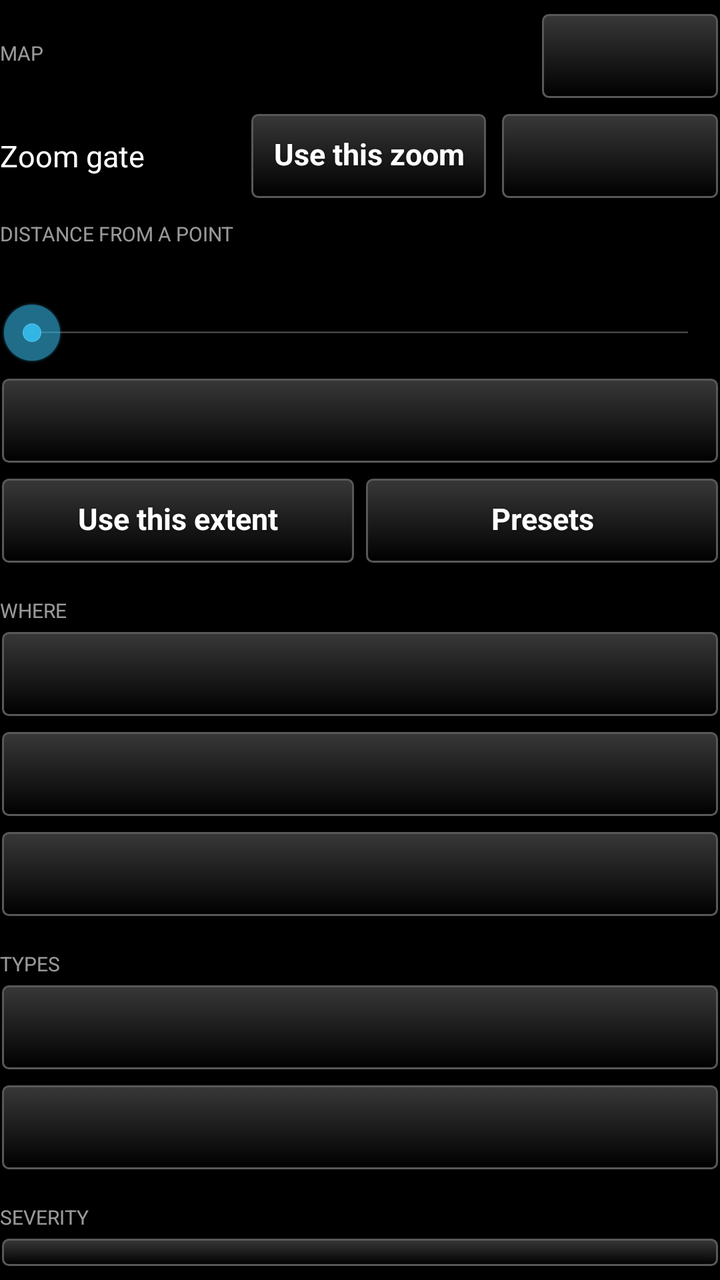
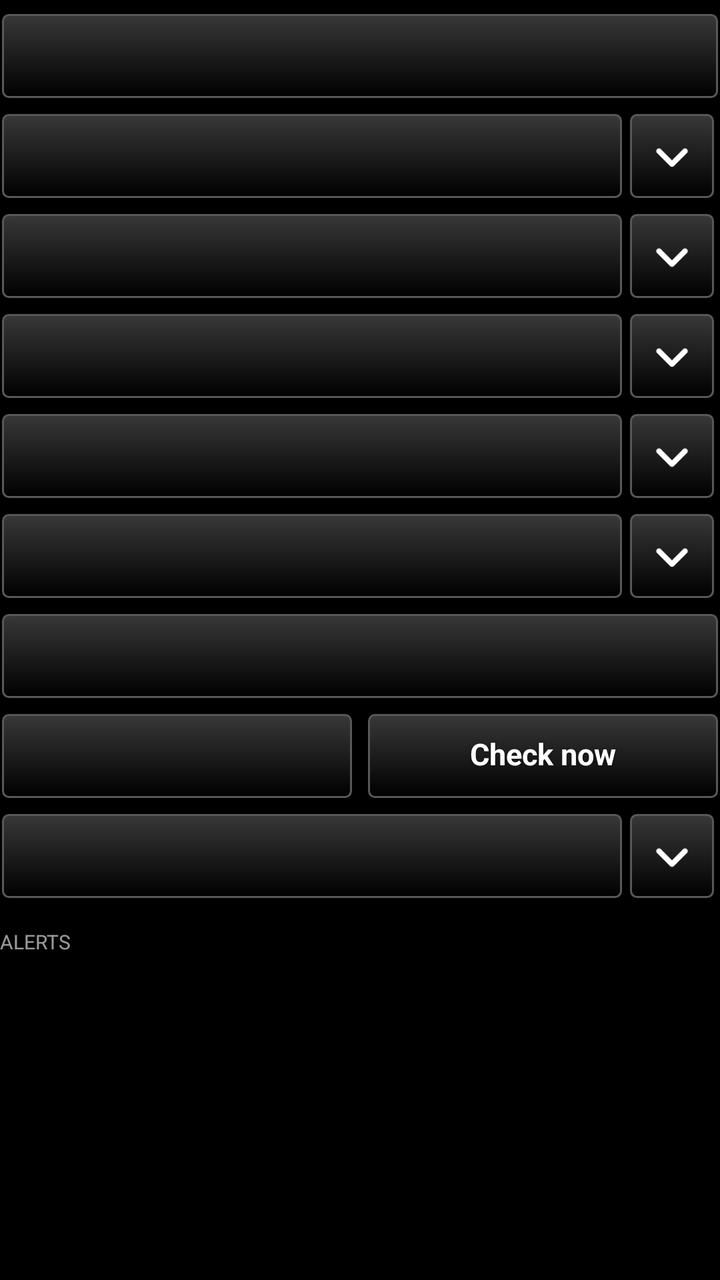

An Android layout rendered at two revisions. The XML below is the earlier revision; the diff shows what the commit changed to produce the second picture.
<!-- AndroidManifest.xml: application theme AppTheme -->
<!-- res/layout/controls_header.xml -->
<?xml version="1.0" encoding="utf-8"?>
<LinearLayout xmlns:android="http://schemas.android.com/apk/res/android"
    android:layout_width="match_parent"
    android:layout_height="wrap_content"
    android:orientation="vertical">

    
    <LinearLayout
        android:layout_width="match_parent"
        android:layout_height="wrap_content"
        android:orientation="horizontal"
        android:gravity="center_vertical"
        android:paddingTop="6dp">

        <TextView
            style="@style/TakwerxSectionHeading"
            android:layout_width="0dp"
            android:layout_weight="1"
            android:layout_height="wrap_content"
            android:paddingTop="0dp"
            android:text="@string/heading_map" />

        <Button
            android:id="@+id/btn_all"
            style="@style/TakwerxButton"
            android:layout_width="wrap_content"
            android:layout_height="wrap_content"
            android:minWidth="90dp" />
    </LinearLayout>

    
    <LinearLayout
        android:layout_width="match_parent"
        android:layout_height="wrap_content"
        android:orientation="horizontal"
        android:gravity="center_vertical"
        android:paddingTop="6dp">

        <TextView
            android:layout_width="0dp"
            android:layout_weight="1"
            android:layout_height="wrap_content"
            android:textSize="15sp"
            android:textColor="@color/white"
            android:text="@string/zoom_gate" />

        <Button
            android:id="@+id/btn_use_zoom"
            style="@style/TakwerxButton"
            android:layout_width="wrap_content"
            android:layout_height="wrap_content"
            android:minWidth="72dp"
            android:text="@string/use_this_zoom" />

        <Button
            android:id="@+id/btn_gate"
            style="@style/TakwerxButton"
            android:layout_width="wrap_content"
            android:layout_height="wrap_content"
            android:layout_marginLeft="6dp"
            android:minWidth="110dp" />
    </LinearLayout>

    
    <TextView
        style="@style/TakwerxSectionHeading"
        android:layout_width="match_parent"
        android:layout_height="wrap_content"
        android:text="@string/heading_distance" />

    <TextView
        android:id="@+id/scope_label"
        android:layout_width="match_parent"
        android:layout_height="wrap_content"
        android:textSize="13sp"
        android:textColor="@color/white" />

    <SeekBar
        android:id="@+id/scope_seek"
        android:layout_width="match_parent"
        android:layout_height="wrap_content"
        android:minHeight="44dp"
        android:max="50" />

    <Button
        android:id="@+id/btn_scope_from"
        style="@style/TakwerxButton"
        android:layout_width="match_parent"
        android:layout_height="wrap_content" />

    <LinearLayout
        android:layout_width="match_parent"
        android:layout_height="wrap_content"
        android:orientation="horizontal"
        android:layout_marginTop="6dp"
        android:layout_marginBottom="6dp">

        <Button
            android:id="@+id/btn_scope_extent"
            style="@style/TakwerxButton"
            android:layout_width="0dp"
            android:layout_weight="1"
            android:layout_height="wrap_content"
            android:text="@string/use_this_extent" />

        <Button
            android:id="@+id/btn_scope_presets"
            style="@style/TakwerxButton"
            android:layout_width="0dp"
            android:layout_weight="1"
            android:layout_height="wrap_content"
            android:layout_marginLeft="4dp"
            android:text="@string/presets" />
    </LinearLayout>

    
    <Button
        android:id="@+id/btn_map_key"
        style="@style/TakwerxButton"
        android:layout_width="match_parent"
        android:layout_height="wrap_content"
        android:layout_marginTop="6dp"
        android:visibility="gone"
        android:text="@string/map_key_show" />

    <LinearLayout
        android:id="@+id/map_key"
        android:layout_width="match_parent"
        android:layout_height="wrap_content"
        android:orientation="vertical"
        android:paddingTop="6dp"
        android:paddingLeft="4dp"
        android:visibility="gone" />

    <TextView
        style="@style/TakwerxSectionHeading"
        android:layout_width="match_parent"
        android:layout_height="wrap_content"
        android:text="@string/heading_where" />

    <Button
        android:id="@+id/btn_regions"
        style="@style/TakwerxButton"
        android:layout_width="match_parent"
        android:layout_height="wrap_content"
        android:layout_marginBottom="6dp" />

    <Button
        android:id="@+id/btn_states"
        style="@style/TakwerxButton"
        android:layout_width="match_parent"
        android:layout_height="wrap_content"
        android:layout_marginBottom="6dp" />

    <Button
        android:id="@+id/btn_counties"
        style="@style/TakwerxButton"
        android:layout_width="match_parent"
        android:layout_height="wrap_content"
        android:layout_marginBottom="6dp" />

    <TextView
        style="@style/TakwerxSectionHeading"
        android:layout_width="match_parent"
        android:layout_height="wrap_content"
        android:text="@string/heading_types" />

    <Button
        android:id="@+id/btn_categories"
        style="@style/TakwerxButton"
        android:layout_width="match_parent"
        android:layout_height="wrap_content"
        android:layout_marginBottom="6dp" />

    <Button
        android:id="@+id/btn_events"
        style="@style/TakwerxButton"
        android:layout_width="match_parent"
        android:layout_height="wrap_content"
        android:layout_marginBottom="6dp" />

    <TextView
        style="@style/TakwerxSectionHeading"
        android:layout_width="match_parent"
        android:layout_height="wrap_content"
        android:text="@string/heading_severity" />

    <Button
        android:id="@+id/btn_severity"
        style="@style/TakwerxButton"
        android:layout_width="match_parent"
        android:layout_height="wrap_content"
        android:layout_marginBottom="6dp" />

    <TextView
        style="@style/TakwerxSectionHeading"
        android:layout_width="match_parent"
        android:layout_height="wrap_content"
        android:text="@string/heading_updates" />

    <Button
        android:id="@+id/btn_interval"
        style="@style/TakwerxButton"
        android:layout_width="match_parent"
        android:layout_height="wrap_content" />

    <Button
        android:id="@+id/btn_refresh"
        style="@style/TakwerxButton"
        android:layout_width="match_parent"
        android:layout_height="wrap_content"
        android:layout_marginTop="6dp"
        android:text="@string/refresh_now" />

    
    <TextView
        style="@style/TakwerxSectionHeading"
        android:layout_width="match_parent"
        android:layout_height="wrap_content"
        android:text="@string/heading_notifications" />

    <Button
        android:id="@+id/btn_notify"
        style="@style/TakwerxButton"
        android:layout_width="match_parent"
        android:layout_height="wrap_content"
        android:layout_marginBottom="6dp" />

    <Button
        android:id="@+id/btn_notify_severity"
        style="@style/TakwerxButton"
        android:layout_width="match_parent"
        android:layout_height="wrap_content"
        android:layout_marginBottom="6dp" />

    <Button
        android:id="@+id/btn_notify_where"
        style="@style/TakwerxButton"
        android:layout_width="match_parent"
        android:layout_height="wrap_content"
        android:layout_marginBottom="6dp" />

    <Button
        android:id="@+id/btn_notify_updates"
        style="@style/TakwerxButton"
        android:layout_width="match_parent"
        android:layout_height="wrap_content" />

    <TextView
        android:id="@+id/alerts_heading"
        style="@style/TakwerxSectionHeading"
        android:layout_width="match_parent"
        android:layout_height="wrap_content"
        android:paddingTop="14dp"
        android:text="@string/heading_alerts" />

</LinearLayout>
<!-- resources referenced by this layout -->
<resources>
  <color name="white">#ffffff</color>
  <string name="heading_alerts">Alerts</string>
  <string name="heading_distance">Distance from a point</string>
  <string name="heading_map">Map</string>
  <string name="heading_notifications">Notifications</string>
  <string name="heading_severity">Severity</string>
  <string name="heading_types">Types</string>
  <string name="heading_updates">Updates</string>
  <string name="heading_where">Where</string>
  <string name="map_key_show">Show map key</string>
  <string name="presets">Presets</string>
  <string name="refresh_now">Check now</string>
  <string name="use_this_extent">Use this extent</string>
  <string name="use_this_zoom">Use this zoom</string>
  <string name="zoom_gate">Zoom gate</string>
  <style name="TakwerxButton" parent="@style/darkButton">
          <item name="android:paddingLeft">12dp</item>
          <item name="android:paddingRight">12dp</item>
          <item name="android:paddingTop">6dp</item>
          <item name="android:paddingBottom">8dp</item>
          <item name="android:minHeight">44dp</item>
          <item name="android:minWidth">0dp</item>
          <item name="android:textSize">15sp</item>
          <item name="android:singleLine">true</item>
          <item name="android:ellipsize">end</item>
      </style>
  <style name="TakwerxSectionHeading">
          <item name="android:textSize">10sp</item>
          <item name="android:textAllCaps">true</item>
          <item name="android:textColor">@color/white</item>
          <item name="android:alpha">0.6</item>
          <item name="android:paddingTop">10dp</item>
          <item name="android:paddingBottom">3dp</item>
      </style>
  <style name="AppTheme" parent="@android:style/Theme.Holo">
          <item name="android:buttonStyle">@android:style/Widget.Button</item>
          <item name="android:imageButtonStyle">@android:style/Widget.Button</item>
          <item name="android:buttonStyleToggle">@android:style/Widget.Button</item>
          <item name="android:spinnerStyle">@style/ATAKSpinner</item>
          <item name="android:spinnerItemStyle">@style/ATAKSpinnerItem</item>
          <item name="android:editTextStyle">@style/ATAKEditText</item>
      </style>
  <style name="ATAKSpinner" parent="@android:style/Widget.Spinner">
          <item name="android:spinnerMode">dialog</item>
      </style>
  <style name="ATAKSpinnerItem">
          <item name="android:textColor">@android:color/white</item>
          <item name="android:dropDownVerticalOffset">0dip</item>
          <item name="android:dropDownHorizontalOffset">0dip</item>
          <item name="android:dropDownWidth">wrap_content</item>
          <item name="android:gravity">left|center_vertical</item>
      </style>
  <style name="ATAKEditText" parent="@android:style/Widget.EditText">
          
          
  
          
          <item name="android:imeOptions">flagNoFullscreen</item>
      </style>
  <color name="darker_gray">#121212</color>
  <dimen name="fontSize">14sp</dimen>
  <!-- drawable new_dark_button_disabled (drawable) -->
  <?xml version="1.0" encoding="utf-8"?>
  <layer-list xmlns:android="http://schemas.android.com/apk/res/android">
      <item android:bottom="1dp" android:right="1dp" android:left="1dp" android:top="1dp">
          <shape android:shape="rectangle">
              <corners android:radius="3dp" />
              <stroke
                  android:width="1dp"
                  android:color="#484848" />
              <solid android:color="#484848" />
          </shape>
      </item>
  </layer-list>
  <!-- unchanged entries left out for length: 4 -->
</resources>

<!-- the commit's change to res/layout/controls_header.xml (unified diff, before → after) -->
@@ -5,246 +5,364 @@
     android:orientation="vertical">
 
     
-    <LinearLayout
-        android:layout_width="match_parent"
-        android:layout_height="wrap_content"
-        android:orientation="horizontal"
-        android:gravity="center_vertical"
-        android:paddingTop="6dp">
+    <Button
+        android:id="@+id/btn_all"
+        style="@style/TakwerxButton"
+        android:layout_width="match_parent"
+        android:layout_height="wrap_content"
+        android:layout_marginTop="6dp" />
+
+    
+    <LinearLayout
+        android:id="@+id/fold_gate_row"
+        android:layout_width="match_parent"
+        android:layout_height="wrap_content"
+        android:orientation="horizontal"
+        android:gravity="center_vertical"
+        android:layout_marginTop="6dp">
+
+        <Button
+            android:id="@+id/fold_gate_head"
+            style="@style/TakwerxButton"
+            android:layout_width="0dp"
+            android:layout_weight="1"
+            android:layout_height="wrap_content" />
+
+        <ImageButton
+            android:id="@+id/fold_gate_chev"
+            style="@style/TakwerxIconButton"
+            android:layout_width="44dp"
+            android:layout_weight="0"
+            android:contentDescription="@string/show_settings"
+            android:src="@drawable/ic_expand" />
+    </LinearLayout>
+
+    <LinearLayout
+        android:id="@+id/fold_gate_body"
+        android:layout_width="match_parent"
+        android:layout_height="wrap_content"
+        android:orientation="vertical"
+        android:paddingLeft="8dp"
+        android:paddingTop="4dp"
+        android:visibility="gone">
+
+        <LinearLayout
+            android:layout_width="match_parent"
+            android:layout_height="wrap_content"
+            android:orientation="horizontal">
+
+            <Button
+                android:id="@+id/btn_use_zoom"
+                style="@style/TakwerxButton"
+                android:layout_width="0dp"
+                android:layout_weight="1"
+                android:layout_height="wrap_content"
+                android:text="@string/use_this_zoom" />
+
+            <Button
+                android:id="@+id/btn_gate"
+                style="@style/TakwerxButton"
+                android:layout_width="0dp"
+                android:layout_weight="1"
+                android:layout_height="wrap_content"
+                android:layout_marginLeft="6dp" />
+        </LinearLayout>
+    </LinearLayout>
+
+    <LinearLayout
+        android:id="@+id/fold_scope_row"
+        android:layout_width="match_parent"
+        android:layout_height="wrap_content"
+        android:orientation="horizontal"
+        android:gravity="center_vertical"
+        android:layout_marginTop="6dp">
+
+        <Button
+            android:id="@+id/fold_scope_head"
+            style="@style/TakwerxButton"
+            android:layout_width="0dp"
+            android:layout_weight="1"
+            android:layout_height="wrap_content" />
+
+        <ImageButton
+            android:id="@+id/fold_scope_chev"
+            style="@style/TakwerxIconButton"
+            android:layout_width="44dp"
+            android:layout_weight="0"
+            android:contentDescription="@string/show_settings"
+            android:src="@drawable/ic_expand" />
+    </LinearLayout>
+
+    <LinearLayout
+        android:id="@+id/fold_scope_body"
+        android:layout_width="match_parent"
+        android:layout_height="wrap_content"
+        android:orientation="vertical"
+        android:paddingLeft="8dp"
+        android:paddingTop="4dp"
+        android:visibility="gone">
 
         <TextView
-            style="@style/TakwerxSectionHeading"
-            android:layout_width="0dp"
-            android:layout_weight="1"
-            android:layout_height="wrap_content"
-            android:paddingTop="0dp"
-            android:text="@string/heading_map" />
-
-        <Button
-            android:id="@+id/btn_all"
-            style="@style/TakwerxButton"
-            android:layout_width="wrap_content"
-            android:layout_height="wrap_content"
-            android:minWidth="90dp" />
+            android:id="@+id/scope_label"
+            android:layout_width="match_parent"
+            android:layout_height="wrap_content"
+            android:textSize="13sp"
+            android:textColor="@color/white" />
+
+        <SeekBar
+            android:id="@+id/scope_seek"
+            android:layout_width="match_parent"
+            android:layout_height="wrap_content"
+            android:minHeight="44dp"
+            android:max="50" />
+
+        <Button
+            android:id="@+id/btn_scope_from"
+            style="@style/TakwerxButton"
+            android:layout_width="match_parent"
+            android:layout_height="wrap_content" />
+
+        <LinearLayout
+            android:layout_width="match_parent"
+            android:layout_height="wrap_content"
+            android:orientation="horizontal"
+            android:layout_marginTop="6dp">
+
+            <Button
+                android:id="@+id/btn_scope_extent"
+                style="@style/TakwerxButton"
+                android:layout_width="0dp"
+                android:layout_weight="1"
+                android:layout_height="wrap_content"
+                android:text="@string/use_this_extent" />
+
+            <Button
+                android:id="@+id/btn_scope_presets"
+                style="@style/TakwerxButton"
+                android:layout_width="0dp"
+                android:layout_weight="1"
+                android:layout_height="wrap_content"
+                android:layout_marginLeft="4dp"
+                android:text="@string/presets" />
+        </LinearLayout>
     </LinearLayout>
 
     
     <LinearLayout
-        android:layout_width="match_parent"
-        android:layout_height="wrap_content"
-        android:orientation="horizontal"
-        android:gravity="center_vertical"
-        android:paddingTop="6dp">
-
-        <TextView
-            android:layout_width="0dp"
-            android:layout_weight="1"
-            android:layout_height="wrap_content"
-            android:textSize="15sp"
-            android:textColor="@color/white"
-            android:text="@string/zoom_gate" />
-
-        <Button
-            android:id="@+id/btn_use_zoom"
-            style="@style/TakwerxButton"
-            android:layout_width="wrap_content"
-            android:layout_height="wrap_content"
-            android:minWidth="72dp"
-            android:text="@string/use_this_zoom" />
-
-        <Button
-            android:id="@+id/btn_gate"
-            style="@style/TakwerxButton"
-            android:layout_width="wrap_content"
-            android:layout_height="wrap_content"
-            android:layout_marginLeft="6dp"
-            android:minWidth="110dp" />
-    </LinearLayout>
-
-    
-    <TextView
-        style="@style/TakwerxSectionHeading"
-        android:layout_width="match_parent"
-        android:layout_height="wrap_content"
-        android:text="@string/heading_distance" />
-
-    <TextView
-        android:id="@+id/scope_label"
-        android:layout_width="match_parent"
-        android:layout_height="wrap_content"
-        android:textSize="13sp"
-        android:textColor="@color/white" />
-
-    <SeekBar
-        android:id="@+id/scope_seek"
-        android:layout_width="match_parent"
-        android:layout_height="wrap_content"
-        android:minHeight="44dp"
-        android:max="50" />
-
-    <Button
-        android:id="@+id/btn_scope_from"
-        style="@style/TakwerxButton"
-        android:layout_width="match_parent"
-        android:layout_height="wrap_content" />
-
-    <LinearLayout
-        android:layout_width="match_parent"
-        android:layout_height="wrap_content"
-        android:orientation="horizontal"
-        android:layout_marginTop="6dp"
-        android:layout_marginBottom="6dp">
-
-        <Button
-            android:id="@+id/btn_scope_extent"
-            style="@style/TakwerxButton"
-            android:layout_width="0dp"
-            android:layout_weight="1"
-            android:layout_height="wrap_content"
-            android:text="@string/use_this_extent" />
-
-        <Button
-            android:id="@+id/btn_scope_presets"
-            style="@style/TakwerxButton"
-            android:layout_width="0dp"
-            android:layout_weight="1"
-            android:layout_height="wrap_content"
-            android:layout_marginLeft="4dp"
-            android:text="@string/presets" />
-    </LinearLayout>
-
-    
-    <Button
-        android:id="@+id/btn_map_key"
-        style="@style/TakwerxButton"
-        android:layout_width="match_parent"
-        android:layout_height="wrap_content"
-        android:layout_marginTop="6dp"
-        android:visibility="gone"
-        android:text="@string/map_key_show" />
+        android:id="@+id/fold_key_row"
+        android:layout_width="match_parent"
+        android:layout_height="wrap_content"
+        android:orientation="horizontal"
+        android:gravity="center_vertical"
+        android:layout_marginTop="6dp">
+
+        <Button
+            android:id="@+id/btn_map_key"
+            style="@style/TakwerxButton"
+            android:layout_width="0dp"
+            android:layout_weight="1"
+            android:layout_height="wrap_content" />
+
+        <ImageButton
+            android:id="@+id/fold_key_chev"
+            style="@style/TakwerxIconButton"
+            android:layout_width="44dp"
+            android:layout_weight="0"
+            android:contentDescription="@string/show_settings"
+            android:src="@drawable/ic_expand" />
+    </LinearLayout>
 
     <LinearLayout
         android:id="@+id/map_key"
         android:layout_width="match_parent"
         android:layout_height="wrap_content"
         android:orientation="vertical"
-        android:paddingTop="6dp"
-        android:paddingLeft="4dp"
-        android:visibility="gone" />
-
-    <TextView
-        style="@style/TakwerxSectionHeading"
-        android:layout_width="match_parent"
-        android:layout_height="wrap_content"
-        android:text="@string/heading_where" />
-
-    <Button
-        android:id="@+id/btn_regions"
-        style="@style/TakwerxButton"
-        android:layout_width="match_parent"
-        android:layout_height="wrap_content"
-        android:layout_marginBottom="6dp" />
-
-    <Button
-        android:id="@+id/btn_states"
-        style="@style/TakwerxButton"
-        android:layout_width="match_parent"
-        android:layout_height="wrap_content"
-        android:layout_marginBottom="6dp" />
-
-    <Button
-        android:id="@+id/btn_counties"
-        style="@style/TakwerxButton"
-        android:layout_width="match_parent"
-        android:layout_height="wrap_content"
-        android:layout_marginBottom="6dp" />
-
-    <TextView
-        style="@style/TakwerxSectionHeading"
-        android:layout_width="match_parent"
-        android:layout_height="wrap_content"
-        android:text="@string/heading_types" />
-
-    <Button
-        android:id="@+id/btn_categories"
-        style="@style/TakwerxButton"
-        android:layout_width="match_parent"
-        android:layout_height="wrap_content"
-        android:layout_marginBottom="6dp" />
-
-    <Button
-        android:id="@+id/btn_events"
-        style="@style/TakwerxButton"
-        android:layout_width="match_parent"
-        android:layout_height="wrap_content"
-        android:layout_marginBottom="6dp" />
-
-    <TextView
-        style="@style/TakwerxSectionHeading"
-        android:layout_width="match_parent"
-        android:layout_height="wrap_content"
-        android:text="@string/heading_severity" />
+        android:paddingLeft="8dp"
+        android:paddingTop="4dp"
+        android:visibility="gone">
+
+    </LinearLayout>
+
+    <LinearLayout
+        android:id="@+id/fold_where_row"
+        android:layout_width="match_parent"
+        android:layout_height="wrap_content"
+        android:orientation="horizontal"
+        android:gravity="center_vertical"
+        android:layout_marginTop="6dp">
+
+        <Button
+            android:id="@+id/fold_where_head"
+            style="@style/TakwerxButton"
+            android:layout_width="0dp"
+            android:layout_weight="1"
+            android:layout_height="wrap_content" />
+
+        <ImageButton
+            android:id="@+id/fold_where_chev"
+            style="@style/TakwerxIconButton"
+            android:layout_width="44dp"
+            android:layout_weight="0"
+            android:contentDescription="@string/show_settings"
+            android:src="@drawable/ic_expand" />
+    </LinearLayout>
+
+    <LinearLayout
+        android:id="@+id/fold_where_body"
+        android:layout_width="match_parent"
+        android:layout_height="wrap_content"
+        android:orientation="vertical"
+        android:paddingLeft="8dp"
+        android:paddingTop="4dp"
+        android:visibility="gone">
+
+        <Button
+            android:id="@+id/btn_regions"
+            style="@style/TakwerxButton"
+            android:layout_width="match_parent"
+            android:layout_height="wrap_content"
+            android:layout_marginBottom="6dp" />
+        <Button
+            android:id="@+id/btn_states"
+            style="@style/TakwerxButton"
+            android:layout_width="match_parent"
+            android:layout_height="wrap_content"
+            android:layout_marginBottom="6dp" />
+        <Button
+            android:id="@+id/btn_counties"
+            style="@style/TakwerxButton"
+            android:layout_width="match_parent"
+            android:layout_height="wrap_content" />
+    </LinearLayout>
+
+    <LinearLayout
+        android:id="@+id/fold_types_row"
+        android:layout_width="match_parent"
+        android:layout_height="wrap_content"
+        android:orientation="horizontal"
+        android:gravity="center_vertical"
+        android:layout_marginTop="6dp">
+
+        <Button
+            android:id="@+id/fold_types_head"
+            style="@style/TakwerxButton"
+            android:layout_width="0dp"
+            android:layout_weight="1"
+            android:layout_height="wrap_content" />
+
+        <ImageButton
+            android:id="@+id/fold_types_chev"
+            style="@style/TakwerxIconButton"
+            android:layout_width="44dp"
+            android:layout_weight="0"
+            android:contentDescription="@string/show_settings"
+            android:src="@drawable/ic_expand" />
+    </LinearLayout>
+
+    <LinearLayout
+        android:id="@+id/fold_types_body"
+        android:layout_width="match_parent"
+        android:layout_height="wrap_content"
+        android:orientation="vertical"
+        android:paddingLeft="8dp"
+        android:paddingTop="4dp"
+        android:visibility="gone">
+
+        <Button
+            android:id="@+id/btn_categories"
+            style="@style/TakwerxButton"
+            android:layout_width="match_parent"
+            android:layout_height="wrap_content"
+            android:layout_marginBottom="6dp" />
+        <Button
+            android:id="@+id/btn_events"
+            style="@style/TakwerxButton"
+            android:layout_width="match_parent"
+            android:layout_height="wrap_content" />
+    </LinearLayout>
 
     <Button
         android:id="@+id/btn_severity"
         style="@style/TakwerxButton"
         android:layout_width="match_parent"
         android:layout_height="wrap_content"
-        android:layout_marginBottom="6dp" />
-
-    <TextView
-        style="@style/TakwerxSectionHeading"
-        android:layout_width="match_parent"
-        android:layout_height="wrap_content"
-        android:text="@string/heading_updates" />
-
-    <Button
-        android:id="@+id/btn_interval"
-        style="@style/TakwerxButton"
-        android:layout_width="match_parent"
-        android:layout_height="wrap_content" />
-
-    <Button
-        android:id="@+id/btn_refresh"
-        style="@style/TakwerxButton"
-        android:layout_width="match_parent"
-        android:layout_height="wrap_content"
-        android:layout_marginTop="6dp"
-        android:text="@string/refresh_now" />
+        android:layout_marginTop="6dp" />
+
+    <LinearLayout
+        android:layout_width="match_parent"
+        android:layout_height="wrap_content"
+        android:orientation="horizontal"
+        android:layout_marginTop="6dp">
+
+        <Button
+            android:id="@+id/btn_interval"
+            style="@style/TakwerxButton"
+            android:layout_width="0dp"
+            android:layout_weight="1"
+            android:layout_height="wrap_content" />
+
+        <Button
+            android:id="@+id/btn_refresh"
+            style="@style/TakwerxButton"
+            android:layout_width="0dp"
+            android:layout_weight="1"
+            android:layout_height="wrap_content"
+            android:layout_marginLeft="6dp"
+            android:text="@string/refresh_now" />
+    </LinearLayout>
 
     
-    <TextView
-        style="@style/TakwerxSectionHeading"
-        android:layout_width="match_parent"
-        android:layout_height="wrap_content"
-        android:text="@string/heading_notifications" />
-
-    <Button
-        android:id="@+id/btn_notify"
-        style="@style/TakwerxButton"
-        android:layout_width="match_parent"
-        android:layout_height="wrap_content"
-        android:layout_marginBottom="6dp" />
-
-    <Button
-        android:id="@+id/btn_notify_severity"
-        style="@style/TakwerxButton"
-        android:layout_width="match_parent"
-        android:layout_height="wrap_content"
-        android:layout_marginBottom="6dp" />
-
-    <Button
-        android:id="@+id/btn_notify_where"
-        style="@style/TakwerxButton"
-        android:layout_width="match_parent"
-        android:layout_height="wrap_content"
-        android:layout_marginBottom="6dp" />
-
-    <Button
-        android:id="@+id/btn_notify_updates"
-        style="@style/TakwerxButton"
-        android:layout_width="match_parent"
-        android:layout_height="wrap_content" />
+    <LinearLayout
+        android:id="@+id/fold_notify_row"
+        android:layout_width="match_parent"
+        android:layout_height="wrap_content"
+        android:orientation="horizontal"
+        android:gravity="center_vertical"
+        android:layout_marginTop="6dp">
+
+        <Button
+            android:id="@+id/btn_notify"
+            style="@style/TakwerxButton"
+            android:layout_width="0dp"
+            android:layout_weight="1"
+            android:layout_height="wrap_content" />
+
+        <ImageButton
+            android:id="@+id/fold_notify_chev"
+            style="@style/TakwerxIconButton"
+            android:layout_width="44dp"
+            android:layout_weight="0"
+            android:contentDescription="@string/show_settings"
+            android:src="@drawable/ic_expand" />
+    </LinearLayout>
+
+    <LinearLayout
+        android:id="@+id/fold_notify_body"
+        android:layout_width="match_parent"
+        android:layout_height="wrap_content"
+        android:orientation="vertical"
+        android:paddingLeft="8dp"
+        android:paddingTop="4dp"
+        android:visibility="gone">
+
+        <Button
+            android:id="@+id/btn_notify_severity"
+            style="@style/TakwerxButton"
+            android:layout_width="match_parent"
+            android:layout_height="wrap_content"
+            android:layout_marginBottom="6dp" />
+        <Button
+            android:id="@+id/btn_notify_where"
+            style="@style/TakwerxButton"
+            android:layout_width="match_parent"
+            android:layout_height="wrap_content"
+            android:layout_marginBottom="6dp" />
+        <Button
+            android:id="@+id/btn_notify_updates"
+            style="@style/TakwerxButton"
+            android:layout_width="match_parent"
+            android:layout_height="wrap_content" />
+    </LinearLayout>
 
     <TextView
         android:id="@+id/alerts_heading"
<!-- resource entries referenced after the edit -->
@@ -1,20 +1,13 @@
 <!-- resources referenced by this layout -->
 <resources>
   <color name="white">#ffffff</color>
+  <!-- drawable ic_expand: png bitmap (drawable, 460 bytes) -->
   <string name="heading_alerts">Alerts</string>
-  <string name="heading_distance">Distance from a point</string>
-  <string name="heading_map">Map</string>
-  <string name="heading_notifications">Notifications</string>
-  <string name="heading_severity">Severity</string>
-  <string name="heading_types">Types</string>
-  <string name="heading_updates">Updates</string>
-  <string name="heading_where">Where</string>
-  <string name="map_key_show">Show map key</string>
   <string name="presets">Presets</string>
   <string name="refresh_now">Check now</string>
+  <string name="show_settings">Show settings</string>
   <string name="use_this_extent">Use this extent</string>
   <string name="use_this_zoom">Use this zoom</string>
-  <string name="zoom_gate">Zoom gate</string>
   <style name="TakwerxButton" parent="@style/darkButton">
           <item name="android:paddingLeft">12dp</item>
           <item name="android:paddingRight">12dp</item>
@@ -25,6 +18,16 @@
           <item name="android:textSize">15sp</item>
           <item name="android:singleLine">true</item>
           <item name="android:ellipsize">end</item>
+      </style>
+  <style name="TakwerxIconButton">
+          <item name="android:layout_width">0dp</item>
+          <item name="android:layout_weight">1</item>
+          <item name="android:layout_height">44dp</item>
+          <item name="android:layout_marginLeft">2dp</item>
+          <item name="android:layout_marginRight">2dp</item>
+          <item name="android:background">@drawable/btn_gray</item>
+          <item name="android:scaleType">centerInside</item>
+          <item name="android:padding">9dp</item>
       </style>
   <style name="TakwerxSectionHeading">
           <item name="android:textSize">10sp</item>
